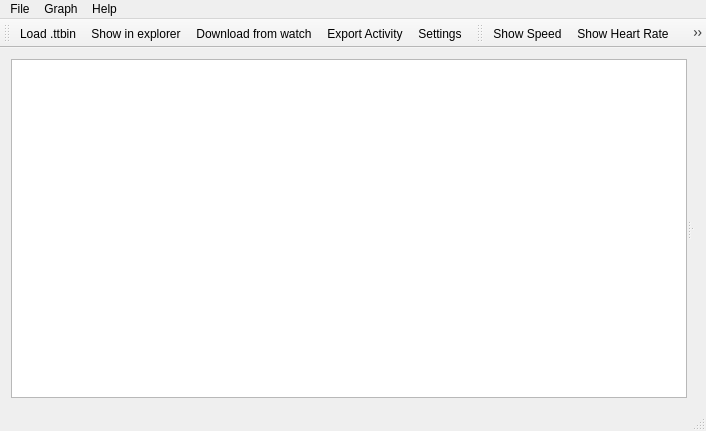
Above: src/mainwindow.ui from altera2015/ttwatcher before the change. Below: the same form after it.
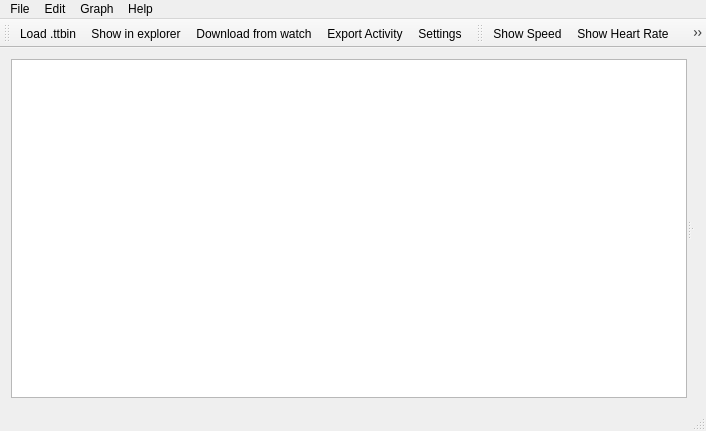
That is the form after the change. Icons and pictures are not drawn. Custom widgets are drawn as their Qt base class.

Commit message: Add traybar icon and menu Make ttwatcher run in traybar when closed Add --hidden startup parameter which makes the app start hidden in the tray Add single application instance. If app is launched a second time it opens the already running instance from the tray.

```diff
--- a/src/mainwindow.ui
+++ b/src/mainwindow.ui
@@ -142,7 +142,16 @@
     <addaction name="actionShow_Cadence"/>
     <addaction name="actionShow_Elevation"/>
    </widget>
+   <widget class="QMenu" name="menuEdit">
+    <property name="title">
+     <string>Edit</string>
+    </property>
+    <addaction name="actionDownload_from_watch"/>
+    <addaction name="actionChange_Activity_Type"/>
+    <addaction name="actionShow_in_explorer"/>
+   </widget>
    <addaction name="menuFile"/>
+   <addaction name="menuEdit"/>
    <addaction name="menuGraph"/>
    <addaction name="menuHelp"/>
   </widget>
```
Left out of the diff: 3 changed lines with no effect on the pictures. The commit also changes 17 other files.
